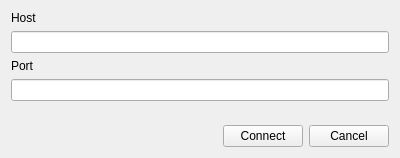
develru/RobotControlCenter, file ui/connectWindow.ui: the form before one commit.
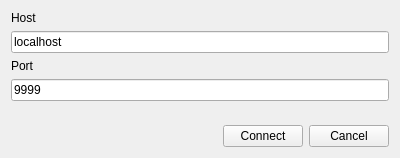
The form after the commit.

Commit message: Log window is deleted.

Diff of the .ui file:
```diff
--- a/ui/connectWindow.ui
+++ b/ui/connectWindow.ui
@@ -22,7 +22,11 @@
     </widget>
    </item>
    <item>
-    <widget class="QLineEdit" name="lineEdit"/>
+    <widget class="QLineEdit" name="lEHost">
+     <property name="text">
+      <string>localhost</string>
+     </property>
+    </widget>
    </item>
    <item>
     <widget class="QLabel" name="label_2">
@@ -32,7 +36,14 @@
     </widget>
    </item>
    <item>
-    <widget class="QLineEdit" name="lineEdit_2"/>
+    <widget class="QLineEdit" name="lEPort">
+     <property name="inputMask">
+      <string>D000; </string>
+     </property>
+     <property name="text">
+      <string>9999</string>
+     </property>
+    </widget>
    </item>
    <item>
     <spacer name="verticalSpacer">
```
The commit also changes 4 other files.
